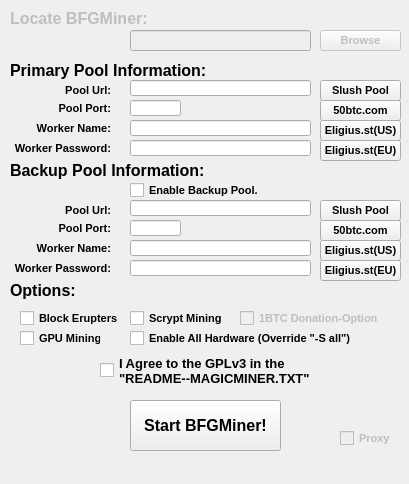
The window that mainwindow.ui (oscommonjs/MagicMinerGui) describes before a commit, drawn with Qt 5.
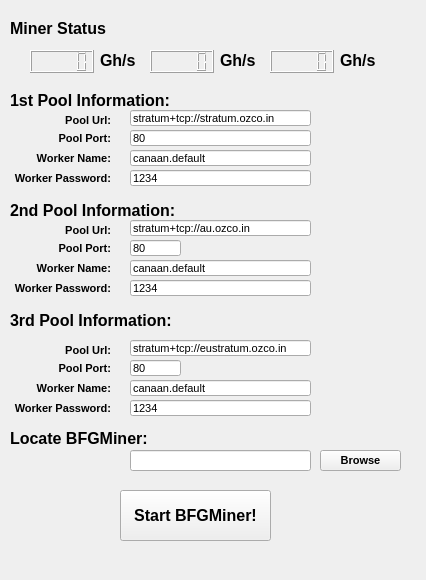
The same window after the commit.

Commit message: Change bfgminer to suport cpu mining

```diff
--- a/mainwindow.ui
+++ b/mainwindow.ui
@@ -6,8 +6,8 @@
    <rect>
     <x>0</x>
     <y>0</y>
-    <width>409</width>
-    <height>484</height>
+    <width>426</width>
+    <height>580</height>
    </rect>
   </property>
   <property name="font">
@@ -25,7 +25,7 @@
     <property name="geometry">
      <rect>
       <x>10</x>
-      <y>60</y>
+      <y>90</y>
       <width>241</width>
       <height>20</height>
      </rect>
@@ -36,7 +36,7 @@
      </font>
     </property>
     <property name="text">
-     <string>Primary Pool Information:</string>
+     <string>1st Pool Information:</string>
     </property>
     <property name="textFormat">
      <enum>Qt::AutoText</enum>
@@ -49,7 +49,7 @@
     <property name="geometry">
      <rect>
       <x>60</x>
-      <y>80</y>
+      <y>110</y>
       <width>51</width>
       <height>20</height>
      </rect>
@@ -71,7 +71,7 @@
     <property name="geometry">
      <rect>
       <x>50</x>
-      <y>100</y>
+      <y>130</y>
       <width>61</width>
       <height>16</height>
      </rect>
@@ -92,7 +92,7 @@
     <property name="geometry">
      <rect>
       <x>20</x>
-      <y>120</y>
+      <y>150</y>
       <width>91</width>
       <height>16</height>
      </rect>
@@ -113,7 +113,7 @@
     <property name="geometry">
      <rect>
       <x>10</x>
-      <y>140</y>
+      <y>170</y>
       <width>101</width>
       <height>16</height>
      </rect>
@@ -134,7 +134,7 @@
     <property name="geometry">
      <rect>
       <x>130</x>
-      <y>80</y>
+      <y>110</y>
       <width>181</width>
       <height>16</height>
      </rect>
@@ -146,13 +146,16 @@
       <bold>false</bold>
      </font>
     </property>
+    <property name="text">
+     <string>stratum+tcp://stratum.ozco.in</string>
+    </property>
    </widget>
    <widget class="QLineEdit" name="primaryPoolPort">
     <property name="geometry">
      <rect>
       <x>130</x>
-      <y>100</y>
-      <width>51</width>
+      <y>130</y>
+      <width>181</width>
       <height>16</height>
      </rect>
     </property>
@@ -163,12 +166,15 @@
       <bold>false</bold>
      </font>
     </property>
+    <property name="text">
+     <string>80</string>
+    </property>
    </widget>
    <widget class="QLineEdit" name="primaryPoolWorkerName">
     <property name="geometry">
      <rect>
       <x>130</x>
-      <y>120</y>
+      <y>150</y>
       <width>181</width>
       <height>16</height>
      </rect>
@@ -180,12 +186,15 @@
       <bold>false</bold>
      </font>
     </property>
+    <property name="text">
+     <string>canaan.default</string>
+    </property>
    </widget>
    <widget class="QLineEdit" name="primaryPoolWorkerPassword">
     <property name="geometry">
      <rect>
       <x>130</x>
-      <y>140</y>
+      <y>170</y>
       <width>181</width>
       <height>16</height>
      </rect>
@@ -201,34 +210,14 @@
      <string/>
     </property>
     <property name="text">
-     <string/>
+     <string>1234</string>
     </property>
    </widget>
-   <widget class="QCheckBox" name="enableBackupPoolCheckBox">
-    <property name="geometry">
-     <rect>
-      <x>130</x>
-      <y>180</y>
-      <width>131</width>
-      <height>21</height>
-     </rect>
-    </property>
-    <property name="font">
-     <font>
-      <pointsize>8</pointsize>
-      <weight>75</weight>
-      <bold>true</bold>
-     </font>
-    </property>
-    <property name="text">
-     <string>Enable Backup Pool.</string>
-    </property>
-   </widget>
-   <widget class="QLabel" name="backupPoolUrlLabel">
+   <widget class="QLabel" name="secondPoolUrlLabel">
     <property name="geometry">
      <rect>
       <x>60</x>
-      <y>200</y>
+      <y>220</y>
       <width>51</width>
       <height>20</height>
      </rect>
@@ -249,7 +238,7 @@
     <property name="geometry">
      <rect>
       <x>50</x>
-      <y>220</y>
+      <y>240</y>
       <width>61</width>
       <height>16</height>
      </rect>
@@ -270,7 +259,7 @@
     <property name="geometry">
      <rect>
       <x>30</x>
-      <y>240</y>
+      <y>260</y>
       <width>81</width>
       <height>16</height>
      </rect>
@@ -291,7 +280,7 @@
     <property name="geometry">
      <rect>
       <x>10</x>
-      <y>260</y>
+      <y>280</y>
       <width>101</width>
       <height>16</height>
      </rect>
@@ -308,29 +297,12 @@
      <set>Qt::AlignRight|Qt::AlignTrailing|Qt::AlignVCenter</set>
     </property>
    </widget>
-   <widget class="QLineEdit" name="backupPoolUrl">
-    <property name="geometry">
-     <rect>
-      <x>130</x>
-      <y>200</y>
-      <width>181</width>
-      <height>16</height>
-     </rect>
-    </property>
-    <property name="font">
-     <font>
-      <pointsize>8</pointsize>
-      <weight>50</weight>
-      <bold>false</bold>
-     </font>
-    </property>
-   </widget>
-   <widget class="QLineEdit" name="backupPoolPort">
+   <widget class="QLineEdit" name="secondPoolUrl">
     <property name="geometry">
      <rect>
       <x>130</x>
       <y>220</y>
-      <width>51</width>
+      <width>181</width>
       <height>16</height>
      </rect>
     </property>
@@ -341,13 +313,16 @@
       <bold>false</bold>
      </font>
     </property>
+    <property name="text">
+     <string>stratum+tcp://au.ozco.in</string>
+    </property>
    </widget>
    <widget class="QLineEdit" name="backupPoolWorkerName">
     <property name="geometry">
      <rect>
       <x>130</x>
       <y>240</y>
-      <width>181</width>
+      <width>51</width>
       <height>16</height>
      </rect>
     </property>
@@ -358,12 +333,35 @@
       <bold>false</bold>
      </font>
     </property>
+    <property name="text">
+     <string>80</string>
+    </property>
    </widget>
    <widget class="QLineEdit" name="backupPoolWorkerPassword">
     <property name="geometry">
      <rect>
       <x>130</x>
       <y>260</y>
+      <width>181</width>
+      <height>16</height>
+     </rect>
+    </property>
+    <property name="font">
+     <font>
+      <pointsize>8</pointsize>
+      <weight>50</weight>
+      <bold>false</bold>
+     </font>
+    </property>
+    <property name="text">
+     <string>canaan.default</string>
+    </property>
+   </widget>
+   <widget class="QLineEdit" name="secondPoolWorkerPassword">
+    <property name="geometry">
+     <rect>
+      <x>130</x>
+      <y>280</y>
       <width>181</width>
       <height>16</height>
      </rect>
@@ -378,116 +376,31 @@
     <property name="inputMask">
      <string/>
     </property>
+    <property name="text">
+     <string>1234</string>
+    </property>
    </widget>
    <widget class="QLabel" name="backupPoolInfoLabel">
     <property name="geometry">
      <rect>
       <x>10</x>
-      <y>160</y>
+      <y>200</y>
       <width>231</width>
       <height>20</height>
      </rect>
     </property>
     <property name="text">
-     <string>Backup Pool Information:</string>
+     <string>2nd Pool Information:</string>
     </property>
     <property name="alignment">
      <set>Qt::AlignLeading|Qt::AlignLeft|Qt::AlignVCenter</set>
     </property>
    </widget>
-   <widget class="QCheckBox" name="enableGPUMining">
-    <property name="geometry">
-     <rect>
-      <x>20</x>
-      <y>330</y>
-      <width>81</width>
-      <height>17</height>
-     </rect>
-    </property>
-    <property name="font">
-     <font>
-      <pointsize>8</pointsize>
-     </font>
-    </property>
-    <property name="text">
-     <string>GPU Mining</string>
-    </property>
-   </widget>
-   <widget class="QCheckBox" name="enableProxy">
-    <property name="enabled">
-     <bool>false</bool>
-    </property>
-    <property name="geometry">
-     <rect>
-      <x>340</x>
-      <y>430</y>
-      <width>61</width>
-      <height>17</height>
-     </rect>
-    </property>
-    <property name="font">
-     <font>
-      <pointsize>8</pointsize>
-     </font>
-    </property>
-    <property name="text">
-     <string>Proxy</string>
-    </property>
-   </widget>
-   <widget class="QCheckBox" name="enableBlockErupters">
-    <property name="geometry">
-     <rect>
-      <x>20</x>
-      <y>310</y>
-      <width>101</width>
-      <height>17</height>
-     </rect>
-    </property>
-    <property name="font">
-     <font>
-      <pointsize>8</pointsize>
-     </font>
-    </property>
-    <property name="text">
-     <string>Block Erupters</string>
-    </property>
-   </widget>
-   <widget class="QCheckBox" name="enableOverride">
-    <property name="geometry">
-     <rect>
-      <x>130</x>
-      <y>330</y>
-      <width>251</width>
-      <height>17</height>
-     </rect>
-    </property>
-    <property name="font">
-     <font>
-      <pointsize>8</pointsize>
-     </font>
-    </property>
-    <property name="text">
-     <string>Enable All Hardware (Override &quot;-S all&quot;)</string>
-    </property>
-   </widget>
-   <widget class="QLabel" name="label">
-    <property name="geometry">
-     <rect>
-      <x>10</x>
-      <y>280</y>
-      <width>81</width>
-      <height>20</height>
-     </rect>
-    </property>
-    <property name="text">
-     <string>Options:</string>
-    </property>
-   </widget>
    <widget class="QPushButton" name="startMiner">
     <property name="geometry">
      <rect>
-      <x>130</x>
-      <y>400</y>
+      <x>120</x>
+      <y>490</y>
       <width>151</width>
       <height>51</height>
      </rect>
@@ -498,12 +411,12 @@
    </widget>
    <widget class="QLineEdit" name="bfgMinerLocation">
     <property name="enabled">
-     <bool>false</bool>
+     <bool>true</bool>
     </property>
     <property name="geometry">
      <rect>
       <x>130</x>
-      <y>30</y>
+      <y>450</y>
       <width>181</width>
       <height>21</height>
      </rect>
@@ -518,12 +431,12 @@
    </widget>
    <widget class="QPushButton" name="bfgMinerExplorer">
     <property name="enabled">
-     <bool>false</bool>
+     <bool>true</bool>
     </property>
     <property name="geometry">
      <rect>
       <x>320</x>
-      <y>30</y>
+      <y>450</y>
       <width>81</width>
       <height>21</height>
      </rect>
@@ -539,12 +452,12 @@
    </widget>
    <widget class="QLabel" name="bfgMinerLocationLabel">
     <property name="enabled">
-     <bool>false</bool>
+     <bool>true</bool>
     </property>
     <property name="geometry">
      <rect>
       <x>10</x>
-      <y>10</y>
+      <y>430</y>
       <width>151</width>
       <height>16</height>
      </rect>
@@ -553,13 +466,139 @@
      <string>Locate BFGMiner:</string>
     </property>
    </widget>
-   <widget class="QCheckBox" name="enableScryptMining">
+   <widget class="QLabel" name="thirdPoolUrlLabel">
     <property name="geometry">
      <rect>
+      <x>60</x>
+      <y>340</y>
+      <width>51</width>
+      <height>20</height>
+     </rect>
+    </property>
+    <property name="font">
+     <font>
+      <pointsize>8</pointsize>
+     </font>
+    </property>
+    <property name="text">
+     <string>Pool Url:</string>
+    </property>
+    <property name="alignment">
+     <set>Qt::AlignRight|Qt::AlignTrailing|Qt::AlignVCenter</set>
+    </property>
+   </widget>
+   <widget class="QLineEdit" name="thirdPoolUrl">
+    <property name="geometry">
+     <rect>
       <x>130</x>
-      <y>310</y>
+      <y>340</y>
+      <width>181</width>
+      <height>16</height>
+     </rect>
+    </property>
+    <property name="font">
+     <font>
+      <pointsize>8</pointsize>
+      <weight>50</weight>
+      <bold>false</bold>
+     </font>
+    </property>
+    <property name="text">
+     <string>stratum+tcp://eustratum.ozco.in</string>
+    </property>
+   </widget>
+   <widget class="QLabel" name="thirdPoolPortLabel">
+    <property name="geometry">
+     <rect>
+      <x>50</x>
+      <y>360</y>
+      <width>61</width>
+      <height>16</height>
+     </rect>
+    </property>
+    <property name="font">
+     <font>
+      <pointsize>8</pointsize>
+     </font>
+    </property>
+    <property name="text">
+     <string>Pool Port:</string>
+    </property>
+    <property name="alignment">
+     <set>Qt::AlignRight|Qt::AlignTrailing|Qt::AlignVCenter</set>
+    </property>
+   </widget>
+   <widget class="QLineEdit" name="thirdPoolWorkerName">
+    <property name="geometry">
+     <rect>
+      <x>130</x>
+      <y>380</y>
+      <width>181</width>
+      <height>16</height>
+     </rect>
+    </property>
+    <property name="font">
+     <font>
+      <pointsize>8</pointsize>
+      <weight>50</weight>
+      <bold>false</bold>
+     </font>
+    </property>
+    <property name="text">
+     <string>canaan.default</string>
+    </property>
+   </widget>
+   <widget class="QLineEdit" name="thirdPoolWorkerPassword">
+    <property name="geometry">
+     <rect>
+      <x>130</x>
+      <y>400</y>
+      <width>181</width>
+      <height>16</height>
+     </rect>
+    </property>
+    <property name="font">
+     <font>
+      <pointsize>8</pointsize>
+      <weight>50</weight>
+      <bold>false</bold>
+     </font>
+    </property>
+    <property name="inputMask">
+     <string/>
+    </property>
+    <property name="text">
+     <string>1234</string>
+    </property>
+   </widget>
+   <widget class="QLabel" name="thirdPoolWorkerNameLabel">
+    <property name="geometry">
+     <rect>
+      <x>30</x>
+      <y>380</y>
+      <width>81</width>
+      <height>16</height>
+     </rect>
+    </property>
+    <property name="font">
+     <font>
+      <pointsize>8</pointsize>
+     </font>
+    </property>
+    <property name="text">
+     <string>Worker Name:</string>
+    </property>
+    <property name="alignment">
+     <set>Qt::AlignRight|Qt::AlignTrailing|Qt::AlignVCenter</set>
+    </property>
+   </widget>
+   <widget class="QLabel" name="thirdPoolWorkerPasswordLabel">
+    <property name="geometry">
+     <rect>
+      <x>10</x>
+      <y>400</y>
       <width>101</width>
-      <height>17</height>
+      <height>16</height>
      </rect>
     </property>
     <property name="font">
@@ -568,195 +607,131 @@
      </font>
     </property>
     <property name="text">
-     <string>Scrypt Mining</string>
+     <string>Worker Password:</string>
     </property>
+    <property name="alignment">
+     <set>Qt::AlignRight|Qt::AlignTrailing|Qt::AlignVCenter</set>
+    </property>
    </widget>
-   <widget class="QCheckBox" name="checkBox">
+   <widget class="QLabel" name="thirdPoolInfoLabel">
+    <property name="geometry">
+     <rect>
+      <x>10</x>
+      <y>310</y>
+      <width>231</width>
+      <height>20</height>
+     </rect>
+    </property>
+    <property name="text">
+     <string>3rd Pool Information:</string>
+    </property>
+    <property name="alignment">
+     <set>Qt::AlignLeading|Qt::AlignLeft|Qt::AlignVCenter</set>
+    </property>
+   </widget>
+   <widget class="QLineEdit" name="thirdPoolPort">
+    <property name="geometry">
+     <rect>
+      <x>130</x>
+      <y>360</y>
+      <width>51</width>
+      <height>16</height>
+     </rect>
+    </property>
+    <property name="font">
+     <font>
+      <pointsize>8</pointsize>
+      <weight>50</weight>
+      <bold>false</bold>
+     </font>
+    </property>
+    <property name="text">
+     <string>80</string>
+    </property>
+   </widget>
+   <widget class="QLabel" name="bfgMinerLocationLabel_2">
     <property name="enabled">
-     <bool>false</bool>
+     <bool>true</bool>
     </property>
     <property name="geometry">
      <rect>
-      <x>240</x>
-      <y>310</y>
-      <width>151</width>
-      <height>17</height>
+      <x>10</x>
+      <y>20</y>
+      <width>111</width>
+      <height>16</height>
      </rect>
     </property>
-    <property name="font">
-     <font>
-      <pointsize>8</pointsize>
-     </font>
-    </property>
     <property name="text">
-     <string>1BTC Donation-Option</string>
+     <string>Miner Status</string>
     </property>
    </widget>
-   <widget class="QPushButton" name="pushButton">
+   <widget class="QLCDNumber" name="mhs_20">
     <property name="geometry">
      <rect>
-      <x>320</x>
-      <y>80</y>
-      <width>81</width>
-      <height>21</height>
+      <x>30</x>
+      <y>50</y>
+      <width>64</width>
+      <height>23</height>
      </rect>
     </property>
-    <property name="font">
-     <font>
-      <pointsize>8</pointsize>
-      <weight>75</weight>
-      <bold>true</bold>
-     </font>
-    </property>
-    <property name="text">
-     <string>Slush Pool</string>
-    </property>
    </widget>
-   <widget class="QPushButton" name="pushButton_2">
+   <widget class="QLCDNumber" name="mhs_av">
     <property name="geometry">
      <rect>
-      <x>320</x>
-      <y>100</y>
-      <width>81</width>
-      <height>21</height>
+      <x>150</x>
+      <y>50</y>
+      <width>64</width>
+      <height>23</height>
      </rect>
     </property>
-    <property name="font">
-     <font>
-      <pointsize>8</pointsize>
-     </font>
-    </property>
-    <property name="text">
-     <string>50btc.com</string>
-    </property>
    </widget>
-   <widget class="QPushButton" name="pushButton_3">
+   <widget class="QLCDNumber" name="hashrate_nonce">
     <property name="geometry">
      <rect>
-      <x>320</x>
-      <y>120</y>
-      <width>81</width>
-      <height>21</height>
+      <x>270</x>
+      <y>50</y>
+      <width>64</width>
+      <height>23</height>
      </rect>
     </property>
-    <property name="font">
-     <font>
-      <pointsize>8</pointsize>
-      <weight>75</weight>
-      <bold>true</bold>
-     </font>
-    </property>
-    <property name="text">
-     <string>Eligius.st(US)</string>
-    </property>
    </widget>
-   <widget class="QPushButton" name="pushButton_4">
-    <property name="geometry">
-     <rect>
-      <x>320</x>
-      <y>140</y>
-      <width>81</width>
-      <height>21</height>
-     </rect>
-    </property>
-    <property name="font">
-     <font>
-      <pointsize>8</pointsize>
-     </font>
-    </property>
-    <property name="text">
-     <string>Eligius.st(EU)</string>
-    </property>
-   </widget>
-   <widget class="QPushButton" name="pushButton_5">
-    <property name="geometry">
-     <rect>
-      <x>320</x>
-      <y>200</y>
-      <width>81</width>
-      <height>21</height>
-     </rect>
-    </property>
-    <property name="font">
-     <font>
-      <pointsize>8</pointsize>
-     </font>
-    </property>
-    <property name="text">
-     <string>Slush Pool</string>
-    </property>
-   </widget>
-   <widget class="QPushButton" name="pushButton_6">
-    <property name="geometry">
-     <rect>
-      <x>320</x>
-      <y>220</y>
-      <width>81</width>
-      <height>21</height>
-     </rect>
-    </property>
-    <property name="font">
-     <font>
-      <pointsize>8</pointsize>
-     </font>
-    </property>
-    <property name="text">
-     <string>50btc.com</string>
-    </property>
-   </widget>
-   <widget class="QPushButton" name="pushButton_7">
-    <property name="geometry">
-     <rect>
-      <x>320</x>
-      <y>240</y>
-      <width>81</width>
-      <height>21</height>
-     </rect>
-    </property>
-    <property name="font">
-     <font>
-      <pointsize>8</pointsize>
-     </font>
-    </property>
-    <property name="text">
-     <string>Eligius.st(US)</string>
-    </property>
-   </widget>
-   <widget class="QPushButton" name="pushButton_8">
-    <property name="geometry">
-     <rect>
-      <x>320</x>
-      <y>260</y>
-      <width>81</width>
-      <height>21</height>
-     </rect>
-    </property>
-    <property name="font">
-     <font>
-      <pointsize>8</pointsize>
-     </font>
-    </property>
-    <property name="text">
-     <string>Eligius.st(EU)</string>
-    </property>
-   </widget>
-   <widget class="QCheckBox" name="agreeGPLV3">
+   <widget class="QLabel" name="label">
     <property name="geometry">
      <rect>
       <x>100</x>
-      <y>350</y>
-      <width>211</width>
-      <height>41</height>
+      <y>50</y>
+      <width>41</width>
+      <height>20</height>
      </rect>
     </property>
-    <property name="font">
-     <font>
-      <pointsize>10</pointsize>
-     </font>
+    <property name="text">
+     <string>Gh/s</string>
     </property>
+   </widget>
+   <widget class="QLabel" name="label_2">
+    <property name="geometry">
+     <rect>
+      <x>220</x>
+      <y>50</y>
+      <width>41</width>
+      <height>20</height>
+     </rect>
+    </property>
     <property name="text">
-     <string>I Agree to the GPLv3 in the 
-&quot;README--MAGICMINER.TXT&quot;</string>
+     <string>Gh/s</string>
+    </property>
+   </widget>
+   <widget class="QLabel" name="label_3">
+    <property name="geometry">
+     <rect>
+      <x>340</x>
+      <y>50</y>
+      <width>41</width>
+      <height>20</height>
+     </rect>
+    </property>
+    <property name="text">
+     <string>Gh/s</string>
     </property>
    </widget>
   </widget>
```
Left out of the diff: 34 changed lines with no effect on the pictures. The commit also changes 23 other files.
